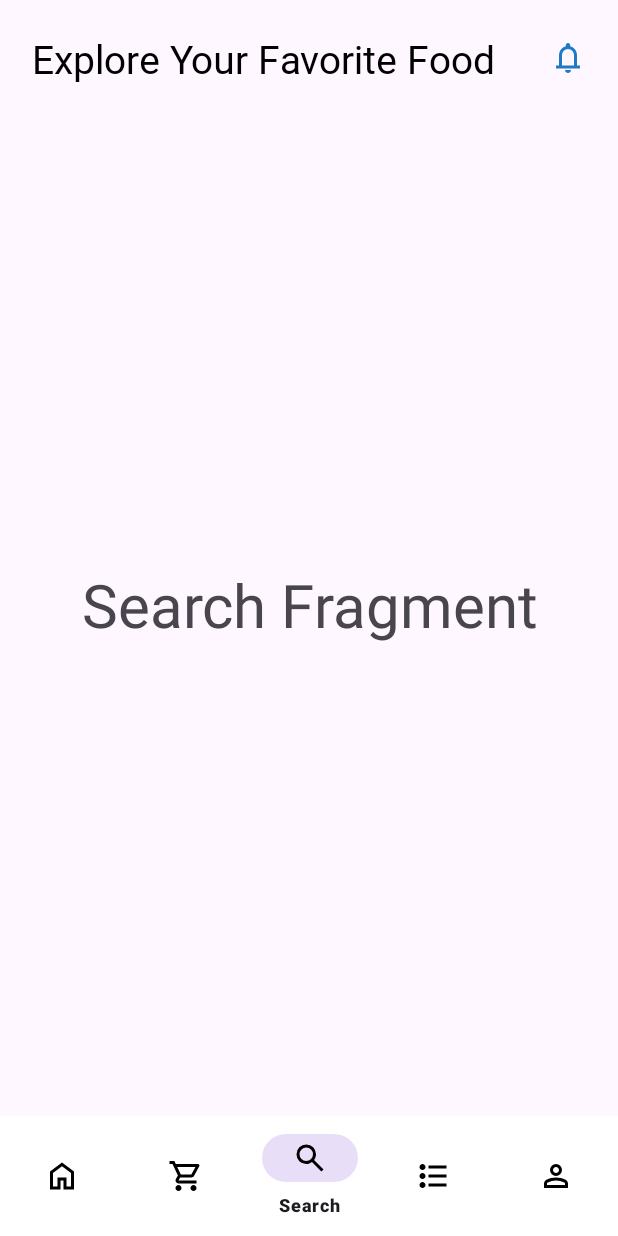
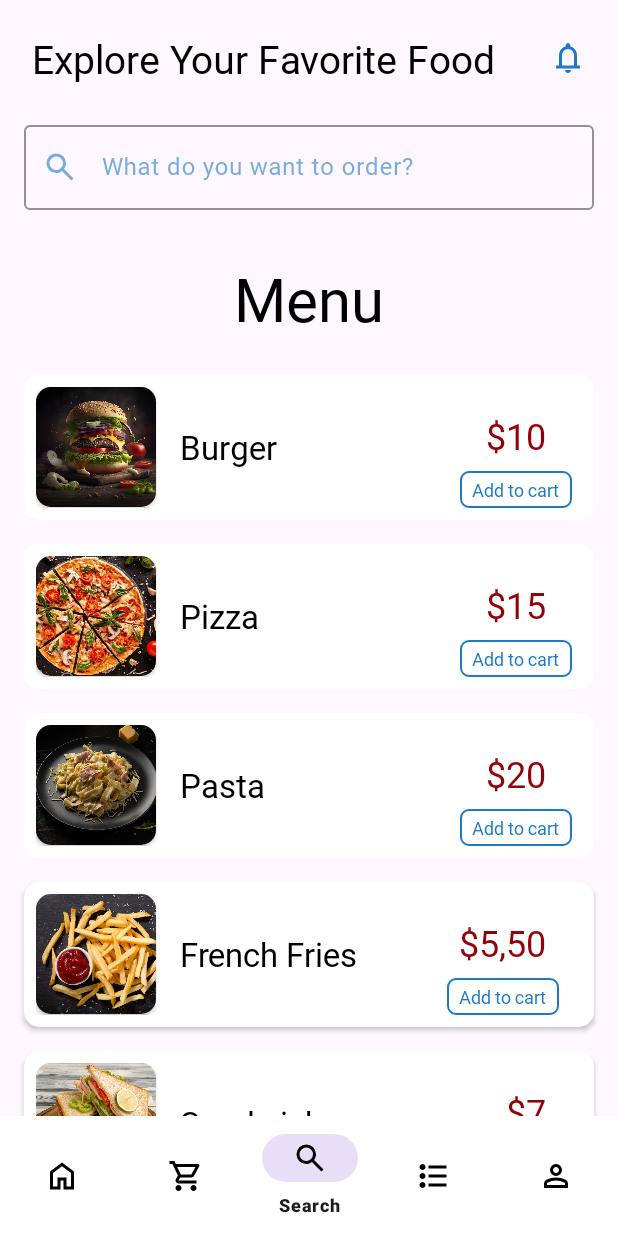
Before and after one commit to Rothmann-Daniel/FoodDeliveryApp, an Android app: the SearchFragment screen opened through its navigation route, item 3 of the bottom bar chosen, on a phone screen of 412 x 824 dp. Run offline under Robolectric (Android 15) with nearby library versions, the phone set to English and light mode, and no system bars; our stand-ins replace Firebase (no records; nobody signed in at launch, a user with empty details on screens opened directly), navigation-ui.

Commit message:
implementation SearchFragment

```diff
--- a/app/build.gradle.kts
+++ b/app/build.gradle.kts
@@ -62,5 +62,6 @@ dependencies {
     testImplementation(libs.junit)
     androidTestImplementation(libs.androidx.junit)
     androidTestImplementation(libs.androidx.espresso.core)
+    implementation ("com.google.android.material:material:1.11.0")
 
 }
--- a/app/src/main/java/com/example/fooddelivery/data/models/PopularModel.kt
+++ b/app/src/main/java/com/example/fooddelivery/data/models/PopularModel.kt
@@ -7,4 +7,3 @@ data class PopularModel(
     val foodDescription: String,     // Описание
     val foodIngredients: String      // Состав
 )
-//init dev
--- a/app/src/main/java/com/example/fooddelivery/data/repository/FoodRepository.kt
+++ b/app/src/main/java/com/example/fooddelivery/data/repository/FoodRepository.kt
@@ -77,7 +77,7 @@ object FoodRepository {
         ),
         PopularModel(
             R.drawable.im_desert,
-            "Сake",
+            "Cake",
             "$9",
             "Homemade delicious cake",
             "Flour, eggs, sugar, cream, berries"
--- a/app/src/main/java/com/example/fooddelivery/presentation/fragments/SearchFragment.kt
+++ b/app/src/main/java/com/example/fooddelivery/presentation/fragments/SearchFragment.kt
@@ -1,60 +1,86 @@
 package com.example.fooddelivery.presentation.fragments
 
 import android.os.Bundle
-import androidx.fragment.app.Fragment
+import android.text.Editable
+import android.text.TextWatcher
 import android.view.LayoutInflater
 import android.view.View
 import android.view.ViewGroup
-import com.example.fooddelivery.R
+import android.view.inputmethod.EditorInfo
+import androidx.fragment.app.Fragment
+import androidx.recyclerview.widget.LinearLayoutManager
+import com.example.fooddelivery.data.models.PopularModel
+import com.example.fooddelivery.data.repository.FoodRepository
+import com.example.fooddelivery.databinding.FragmentSearchBinding
+import com.example.fooddelivery.presentation.adapters.PopularAdapter
 
-// TODO: Rename parameter arguments, choose names that match
-// the fragment initialization parameters, e.g. ARG_ITEM_NUMBER
-private const val ARG_PARAM1 = "param1"
-private const val ARG_PARAM2 = "param2"
 
-/**
- * A simple [Fragment] subclass.
- * Use the [SearchFragment.newInstance] factory method to
- * create an instance of this fragment.
- */
 class SearchFragment : Fragment() {
-    // TODO: Rename and change types of parameters
-    private var param1: String? = null
-    private var param2: String? = null
+    private lateinit var binding: FragmentSearchBinding
+    private lateinit var searchAdapter: PopularAdapter
+    private val searchList = ArrayList<PopularModel>()
+    private val originalList = ArrayList<PopularModel>()
 
-    override fun onCreate(savedInstanceState: Bundle?) {
-        super.onCreate(savedInstanceState)
-        arguments?.let {
-            param1 = it.getString(ARG_PARAM1)
-            param2 = it.getString(ARG_PARAM2)
+    override fun onCreateView(
+        inflater: LayoutInflater,
+        container: ViewGroup?,
+        savedInstanceState: Bundle?
+    ): View {
+        binding = FragmentSearchBinding.inflate(inflater, container, false)
+        return binding.root
+    }
+
+    override fun onViewCreated(view: View, savedInstanceState: Bundle?) {
+        super.onViewCreated(view, savedInstanceState)
+
+        // Инициализация данных
+        originalList.addAll(FoodRepository.popularMenu)
+        searchList.addAll(originalList)
+
+        // Настройка RecyclerView
+        searchAdapter = PopularAdapter(requireContext(), searchList)
+        binding.rvSearchMenu.apply {
+            layoutManager = LinearLayoutManager(requireContext())
+            adapter = searchAdapter
+        }
+
+        // Настройка поиска
+        setupSearch()
+    }
+
+    private fun setupSearch() {
+        binding.edSearchBarMenu.addTextChangedListener(object : TextWatcher {
+            override fun beforeTextChanged(s: CharSequence?, start: Int, count: Int, after: Int) {}
+
+            override fun onTextChanged(s: CharSequence?, start: Int, before: Int, count: Int) {
+                filter(s.toString())
+            }
+
+            override fun afterTextChanged(s: Editable?) {}
+        })
+
+        // Обработка кнопки поиска на клавиатуре
+        binding.edSearchBarMenu.setOnEditorActionListener { _, actionId, _ ->
+            if (actionId == EditorInfo.IME_ACTION_SEARCH) {
+                filter(binding.edSearchBarMenu.text.toString())
+                true
+            } else {
+                false
+            }
         }
     }
 
-    override fun onCreateView(
-        inflater: LayoutInflater, container: ViewGroup?,
-        savedInstanceState: Bundle?
-    ): View? {
-        // Inflate the layout for this fragment
-        return inflater.inflate(R.layout.fragment_search, container, false)
-    }
-
-    companion object {
-        /**
-         * Use this factory method to create a new instance of
-         * this fragment using the provided parameters.
-         *
-         * @param param1 Parameter 1.
-         * @param param2 Parameter 2.
-         * @return A new instance of fragment SearchFragment.
-         */
-        // TODO: Rename and change types and number of parameters
-        @JvmStatic
-        fun newInstance(param1: String, param2: String) =
-            SearchFragment().apply {
-                arguments = Bundle().apply {
-                    putString(ARG_PARAM1, param1)
-                    putString(ARG_PARAM2, param2)
+    private fun filter(text: String) {
+        searchList.clear()
+        if (text.isEmpty()) {
+            searchList.addAll(originalList)
+        } else {
+            for (item in originalList) {
+                if (item.foodName.contains(text, ignoreCase = true)) {
+                    searchList.add(item)
                 }
             }
+        }
+        searchAdapter.notifyDataSetChanged()
     }
 }
--- a/app/src/main/res/layout/fragment_search.xml
+++ b/app/src/main/res/layout/fragment_search.xml
@@ -1,16 +1,80 @@
 <?xml version="1.0" encoding="utf-8"?>
-<FrameLayout xmlns:android="http://schemas.android.com/apk/res/android"
+<androidx.constraintlayout.widget.ConstraintLayout xmlns:android="http://schemas.android.com/apk/res/android"
+    xmlns:app="http://schemas.android.com/apk/res-auto"
     xmlns:tools="http://schemas.android.com/tools"
     android:layout_width="match_parent"
     android:layout_height="match_parent"
     tools:context=".presentation.fragments.SearchFragment">
 
-    <!-- TODO: Update blank fragment layout -->
+    <com.google.android.material.textfield.TextInputLayout
+        android:id="@+id/searchBar"
+        style="@style/Widget.Material3.TextInputLayout.OutlinedBox"
+        android:layout_width="match_parent"
+        android:layout_height="wrap_content"
+        android:layout_marginStart="16dp"
+        android:layout_marginTop="16dp"
+        android:layout_marginEnd="16dp"
+        android:hint="@string/what_to_order"
+        android:fontFamily="@font/yeonsung"
+        android:textColorHint="@color/blue_light"
+        app:boxStrokeColor="@color/blue_light"
+
+
+        app:boxStrokeErrorColor="@color/red_startActivity"
+        app:boxStrokeWidth="1dp"
+        app:hintTextColor="@color/blue_light"
+
+
+        app:iconStartPadding="4dp"
+        app:layout_constraintEnd_toEndOf="parent"
+
+
+        app:layout_constraintStart_toStartOf="parent"
+
+
+        app:layout_constraintTop_toTopOf="parent"
+        app:startIconDrawable="@drawable/ic_search_24"
+        app:startIconTint="@color/blue_light">
+
+        <EditText
+            android:id="@+id/ed_searchBar_Menu"
+            android:layout_width="match_parent"
+            android:layout_height="wrap_content"
+            android:fontFamily="@font/yeonsung"
+            android:imeOptions="actionSearch"
+            android:inputType="textCapWords|textAutoComplete"
+            android:maxLines="1"
+            android:paddingStart="48dp"
+            android:singleLine="true"
+            android:textColor="@color/black"
+            />
+    </com.google.android.material.textfield.TextInputLayout>
+
     <TextView
+        android:id="@+id/title_search"
+        style="@style/tv_title_StartActivity"
+        android:layout_width="wrap_content"
+        android:layout_height="wrap_content"
+        android:gravity="center"
+        android:text="@string/menu"
+        android:textSize="40sp"
+        android:textColor="@color/black"
+        app:layout_constraintEnd_toEndOf="parent"
+        app:layout_constraintStart_toStartOf="parent"
+        app:layout_constraintTop_toBottomOf="@+id/searchBar" />
+
+    <androidx.recyclerview.widget.RecyclerView
+        android:id="@+id/rv_search_Menu"
         android:layout_width="match_parent"
-        android:layout_height="match_parent"
-        android:text="Search Fragment"
-        android:textSize="40sp"
-        android:gravity="center"/>
+        android:layout_height="0dp"
+        android:layout_marginStart="8dp"
+        android:layout_marginTop="16dp"
+        android:layout_marginEnd="8dp"
+        app:layout_constraintBottom_toBottomOf="parent"
+        app:layout_constraintEnd_toEndOf="parent"
+        app:layout_constraintStart_toStartOf="parent"
+        app:layout_constraintTop_toBottomOf="@+id/title_search"
+        tools:listitem="@layout/home_food_item" />
 
-</FrameLayout>
+
+</androidx.constraintlayout.widget.ConstraintLayout>
--- a/app/src/main/res/values/colors.xml
+++ b/app/src/main/res/values/colors.xml
@@ -4,6 +4,7 @@
     <color name="white">#FFFFFFFF</color>
     <color name="light">#F4F4F4</color>
     <color name="blue">#1E7AC5</color>
+    <color name="blue_light">#9A1E7AC5</color>
     <color name="grey">#AEAFB4</color>
     <color name="red_startActivity">#92000A</color>
     <color name="btn_next_startActivity">#6F92000A</color>
--- a/app/src/main/res/values/strings.xml
+++ b/app/src/main/res/values/strings.xml
@@ -74,5 +74,7 @@
     <string name="delivery_address">Delivery address</string>
 
 
-    <!-- Profile -->
+    <!-- Search -->
+    <string name="what_to_order">What do you want to order?</string>
+
 </resources>
--- a/app/src/main/res/values/styles.xml
+++ b/app/src/main/res/values/styles.xml
@@ -134,12 +134,15 @@
         <item name="cornerSize">8dp</item>
     </style>
 
+
+    <!-- Menu -->
     <style name="DropdownMenu" parent="Widget.MaterialComponents.TextInputLayout.OutlinedBox.ExposedDropdownMenu">
         <item name="boxStrokeColor">@color/red_startActivity</item>
         <item name="boxStrokeWidth">1dp</item>
         <item name="shapeAppearanceOverlay">@style/ShapeAppearanceOverlay.CustomOutlineBox</item>
     </style>
 
+    <!-- Menu description -->
     <style name="description_menu" parent="tv_description_SplashActivity">
         <item name="android:layout_marginStart">16dp</item>
         <item name="android:layout_marginEnd">16dp</item>
@@ -148,6 +151,7 @@
         <item name="android:textColor">@color/blue</item>
     </style>
 
+    <!-- Menu text -->
     <style name="description_text_menu">
         <item name="android:layout_marginStart">16dp</item>
         <item name="android:layout_marginEnd">16dp</item>
@@ -160,5 +164,25 @@
     </style>
 
 
+    <!-- SearchFragment -->
+
+    <!-- SearchBar-->
+    <style name="MySearchBarTextAppearance" parent="TextAppearance.Material3.SearchBar">
+        <item name="android:textColor">@color/blue_light</item>
+        <item name="android:textColorHint">@color/blue_light</item>
+        <item name="android:textSize">16sp</item>
+        <item name="android:fontFamily">@font/yeonsung</item>
+        <item name="textAllCaps">false</item>
+
+    </style>
+
+    <style name="MySearchBarStyle" parent="Widget.Material3.SearchBar">
+        <item name="android:textAppearance">@style/MySearchBarTextAppearance</item>
+        <item name="iconTint">@color/blue_light</item>
+        <item name="strokeColor">@color/blue_light</item>
+        <item name="strokeWidth">1dp</item>
+    </style>
+
+
 
 </resources>
```
